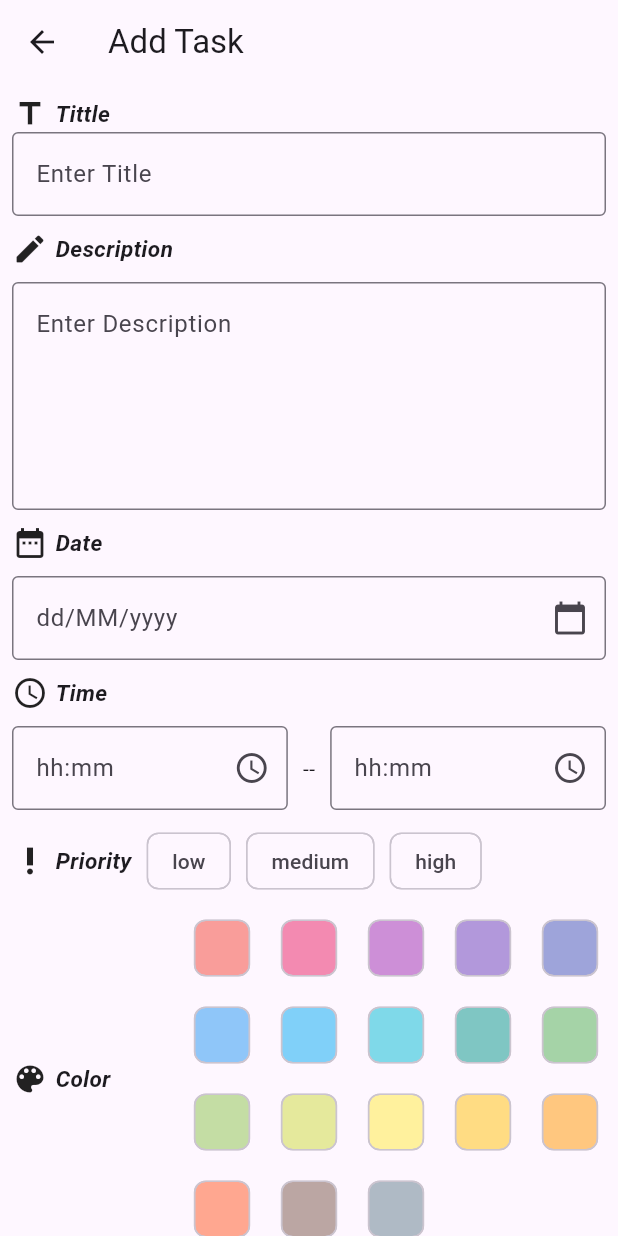
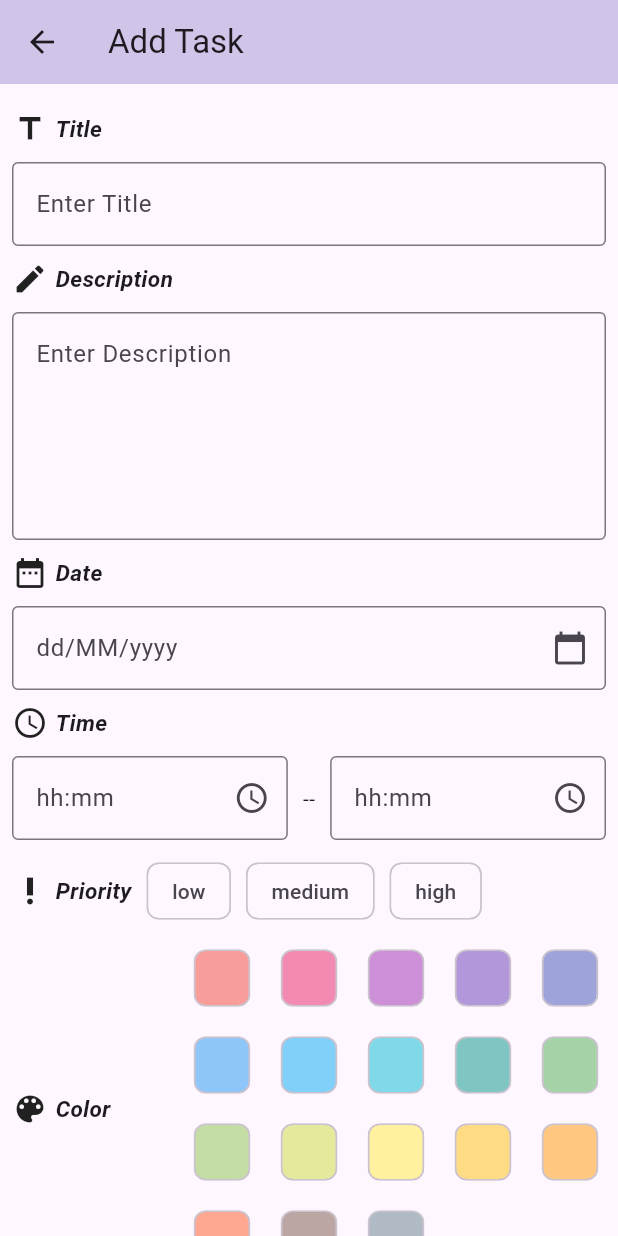
Before and after one commit to annona17/My-Task-Daily, a Flutter app: the screen it shows after launch, after a tap on the "add" icon, on a phone screen of 412 x 824 dp. Run offline on Flutter 3.47's test engine with Material 3 defaults, Android fonts, the phone set to English and light mode, and no system bars; our stand-ins replace bloc, equatable, flutter_bloc, hive, hive_flutter; accounts and stored records are empty.

Commit message:
reformat code

```diff
--- a/lib/bloc/addtask/addtask_bloc.dart
+++ b/lib/bloc/addtask/addtask_bloc.dart
@@ -1,6 +1,5 @@
 import 'dart:async';
 
-import 'package:bloc/bloc.dart';
 import 'package:equatable/equatable.dart';
 import 'package:flutter/material.dart';
 import 'package:flutter_bloc/flutter_bloc.dart';
@@ -16,7 +15,7 @@ part 'addtask_state.dart';
 
 class AddTaskBloc extends Bloc<AddTaskEvent, AddTaskState> {
   late Task _task;
-  AddTaskBloc({Task}) : super(AddTaskState.initial()) {
+  AddTaskBloc({task}) : super(AddTaskState.initial()) {
     on<AddTaskChangeTittle>(_onChangeTitle);
     on<AddTaskChangeDescription>(_onChangeDescription);
     on<AddTaskChangeDate>(_onChangeDate);
@@ -28,7 +27,7 @@ class AddTaskBloc extends Bloc<AddTaskEvent, AddTaskState> {
   }
   FutureOr<void> _onChangeTitle(
       AddTaskChangeTittle event, Emitter<AddTaskState> emit) {
-    emit(state.copyWith(tittle: event.tittle));
+    emit(state.copyWith(title: event.title));
   }
 
   FutureOr<void> _onChangeDescription(
@@ -86,6 +85,6 @@ class AddTaskBloc extends Bloc<AddTaskEvent, AddTaskState> {
   // luu vao hive
   void saveTask() {
     Hive.box<Task>('tasks').put(_task.id, _task);
-    print('Task added successfully!');
+    //print('Task added successfully!');
   }
 }
--- a/lib/bloc/addtask/addtask_event.dart
+++ b/lib/bloc/addtask/addtask_event.dart
@@ -5,10 +5,10 @@ sealed class AddTaskEvent extends Equatable{
 }
 
 final class AddTaskChangeTittle extends AddTaskEvent {
-  final String tittle;
-  const AddTaskChangeTittle(this.tittle);
+  final String title;
+  const AddTaskChangeTittle(this.title);
   @override
-  List<Object> get props => [tittle];
+  List<Object> get props => [title];
 }
 
 final class AddTaskChangeDescription extends AddTaskEvent {
--- a/lib/bloc/addtask/addtask_state.dart
+++ b/lib/bloc/addtask/addtask_state.dart
@@ -42,7 +42,7 @@ class AddTaskState extends Equatable{
   List<Object> get props => [title, description, date, startTime, endTime, priority, status, color];
 
   AddTaskState copyWith({
-    String? tittle,
+    String? title,
     String? description,
     DateTime? date,
     TimeOfDay? startTime,
@@ -54,7 +54,7 @@ class AddTaskState extends Equatable{
     bool? isCompleted
   }) {
     return AddTaskState(
-      title: tittle ?? this.title,
+      title: title ?? this.title,
       description: description ?? this.description,
       date: date ?? this.date,
       startTime: startTime ?? this.startTime,
--- a/lib/bloc/home/home_bloc.dart
+++ b/lib/bloc/home/home_bloc.dart
@@ -81,9 +81,9 @@ class HomeBloc extends Bloc<HomeEvent, HomeState> {
   }
   Future<List<Task>> getTaskByFilter(ViewFilter filter, List<Task> tasks) async {
     switch (filter) {
-      case ViewFilter.Active:
+      case ViewFilter.active:
         return tasks.where((task) => task.status == "Active").toList();
-      case ViewFilter.Completed:
+      case ViewFilter.completed:
         return tasks.where((task) => task.status == "Completed").toList();
       default:
         return tasks;
--- a/lib/bloc/home/home_state.dart
+++ b/lib/bloc/home/home_state.dart
@@ -19,9 +19,9 @@ final class HomeState extends Equatable {
 
   factory HomeState.initial() {
     return HomeState(
-      tasks: [],
+      tasks: const [],
       status: TaskStatus.initial,
-      filter: ViewFilter.All,
+      filter: ViewFilter.all,
       date : DateTime.now(),
     );
   }
--- a/lib/main.dart
+++ b/lib/main.dart
@@ -27,7 +27,7 @@ Future <void> main() async {
       priority: "high",
       color: Colors.red.withOpacity(0.5).value,
     );
-    await Future.delayed(Duration(seconds: 1));
+    await Future.delayed(const Duration(seconds: 1));
     var task2 = Task(
       id: "2",
       title: 'Task 2',
@@ -38,7 +38,7 @@ Future <void> main() async {
       priority: "medium",
       color: Colors.green.withOpacity(0.5).value,
     );
-    await Future.delayed(Duration(seconds: 1));
+    await Future.delayed(const Duration(seconds: 1));
     var task3 = Task(
       id: "3",
       title: 'Task 3',
--- a/lib/screens/add_task/add_task.dart
+++ b/lib/screens/add_task/add_task.dart
@@ -1,4 +1,3 @@
-import 'package:flutter/cupertino.dart';
 import 'package:flutter/material.dart';
 import '../../bloc/addtask/addtask_bloc.dart';
 import 'package:flutter_bloc/flutter_bloc.dart';
@@ -20,8 +19,10 @@ class _AddTaskState extends State<AddTask> {
   Widget build(BuildContext context) {
     return Scaffold(
       appBar: AppBar(
+        backgroundColor: Colors.deepPurple[100],
         title: const Text('Add Task'),
       ),
+
       body: SingleChildScrollView(
         child: Padding(
           padding: const EdgeInsets.all(8.0),
@@ -33,7 +34,7 @@ class _AddTaskState extends State<AddTask> {
                   return Column(
                     crossAxisAlignment: CrossAxisAlignment.start,
                     children: [
-                      const TitleDetail(title: "Tittle", icon: Icon(Icons.title)),
+                      const TitleDetail(title: "Title", icon: Icon(Icons.title)),
                       TextField(
                         onChanged: (value) => bloc.add(AddTaskChangeTittle(value)),
                         decoration: const InputDecoration(
@@ -41,9 +42,7 @@ class _AddTaskState extends State<AddTask> {
                           hintText: 'Enter Title',
                         ),
                       ),
-                      const SizedBox(height: 10), // Add spacing between elements
                       const TitleDetail(title: "Description", icon: Icon(Icons.create_rounded)),
-                      const SizedBox(height: 10),
                       TextField(
                         onChanged: (value) => bloc.add(AddTaskChangeDescription(value)),
                         minLines: 5,
@@ -53,25 +52,20 @@ class _AddTaskState extends State<AddTask> {
                           hintText: 'Enter Description',
                         ),
                       ),
-                      const SizedBox(height: 10),
                       const TitleDetail(title: "Date", icon: Icon(Icons.date_range)),
-                      const SizedBox(height: 10),
                       DatePicker(bloc: bloc),
-                      const SizedBox(height: 10),
                       const TitleDetail(title: "Time", icon: Icon(Icons.access_time)),
-                      const SizedBox(height: 10),
                       Row(
                         children: [
                           Expanded(child: TimePicker(isStartTime: true, bloc: bloc)),
-                          const SizedBox(width: 10),
-                          const Text('--'),
-                          const SizedBox(width: 10),
+                          const Padding(
+                            padding: EdgeInsets.only(left: 10, right: 10),
+                            child: Text('--'),
+                          ),
                           Expanded(child: TimePicker(isStartTime: false, bloc: bloc)),
                         ],
                       ),
-                      const SizedBox(height: 10),
                       Priority(bloc: bloc),
-                      const SizedBox(height: 10),
                       ColorTask(bloc: bloc),
                       const SizedBox(height: 20),
                       Center(
--- a/lib/screens/add_task/widget/color_task.dart
+++ b/lib/screens/add_task/widget/color_task.dart
@@ -1,4 +1,3 @@
-import 'package:flutter/cupertino.dart';
 import 'package:flutter/material.dart';
 import '../../../bloc/addtask/addtask_bloc.dart';
 import 'tittle.dart';
--- a/lib/screens/add_task/widget/date_picker.dart
+++ b/lib/screens/add_task/widget/date_picker.dart
@@ -3,7 +3,7 @@ import '../../../bloc/addtask/addtask_bloc.dart';
 
 class DatePicker extends StatefulWidget {
   final AddTaskBloc bloc;
-  DatePicker({super.key, required this.bloc});
+  const DatePicker({super.key, required this.bloc});
 
   @override
   State<DatePicker> createState() => _DatePickerState();
--- a/lib/screens/add_task/widget/priority_choice.dart
+++ b/lib/screens/add_task/widget/priority_choice.dart
@@ -1,5 +1,4 @@
 import 'package:flutter/material.dart';
-import 'package:flutter_bloc/flutter_bloc.dart';
 import 'package:todoapp/screens/add_task/widget/tittle.dart';
 import '../../../bloc/addtask/addtask_bloc.dart';
 
@@ -11,7 +10,9 @@ class Priority extends StatelessWidget {
 
   @override
   Widget build(BuildContext context) {
-    return Row(
+    return Padding(
+      padding: const EdgeInsets.only(top: 10, bottom: 10),
+      child: Row(
         children: [
           const TitleDetail(title: "Priority", icon: Icon(Icons.priority_high)),
           const SizedBox(width: 10),
@@ -28,6 +29,7 @@ class Priority extends StatelessWidget {
             }).toList(),
           ),
         ],
+      ),
     );
   }
 }
--- a/lib/screens/add_task/widget/time_picker.dart
+++ b/lib/screens/add_task/widget/time_picker.dart
@@ -4,7 +4,7 @@ import '../../../bloc/addtask/addtask_bloc.dart';
 class TimePicker extends StatefulWidget {
   final bool isStartTime; // true if this is the start time, false if this is the end time
   final AddTaskBloc bloc;
-  TimePicker({super.key, required this.isStartTime, required this.bloc});
+  const TimePicker({super.key, required this.isStartTime, required this.bloc});
 
   @override
   State<TimePicker> createState() => _TimePickerState();
--- a/lib/screens/add_task/widget/tittle.dart
+++ b/lib/screens/add_task/widget/tittle.dart
@@ -7,7 +7,9 @@ class TitleDetail extends StatelessWidget {
 
   @override
   Widget build(BuildContext context) {
-    return Row(
+    return Padding(
+      padding: const EdgeInsets.only(top: 10, bottom: 10),
+      child: Row(
         children: [
           icon,
           SizedBox(width: 5),
@@ -20,6 +22,7 @@ class TitleDetail extends StatelessWidget {
             ),
           ),
         ],
+      ),
     );
   }
 }
--- a/lib/screens/home/home.dart
+++ b/lib/screens/home/home.dart
@@ -81,7 +81,7 @@ class _MyHomePageState extends State<MyHomePage> {
                   context.read<HomeBloc>().add(const HomeAddTask());
                 }),
             floatingActionButtonLocation: FloatingActionButtonLocation
-                .endFloat, // This line positions the button at the bottom right corner.
+                .endFloat,
           );
         },
       ),
--- a/lib/screens/home/widgets/view_dropdown.dart
+++ b/lib/screens/home/widgets/view_dropdown.dart
@@ -2,7 +2,7 @@ import 'package:flutter/material.dart';
 
 import '../../../bloc/home/home_bloc.dart';
 
-enum ViewFilter { All, Active, Completed}
+enum ViewFilter { all, active, completed}
 
 class ViewDropdown extends StatefulWidget {
   final HomeBloc bloc;
@@ -13,7 +13,7 @@ class ViewDropdown extends StatefulWidget {
 }
 
 class _ViewDropdownState extends State<ViewDropdown> {
-  ViewFilter _view = ViewFilter.All;
+  ViewFilter _view = ViewFilter.all;
 
   @override
   Widget build(BuildContext context) {
@@ -23,7 +23,7 @@ class _ViewDropdownState extends State<ViewDropdown> {
         return DropdownMenuItem<ViewFilter>(
           value: value,
           child: Text(
-              value.toString().split('.').last,
+              value.toString().split('.').last.inCaps,
               style: const TextStyle(
                 color: Colors.black,
                 fontSize: 13,
@@ -32,12 +32,13 @@ class _ViewDropdownState extends State<ViewDropdown> {
         );
       }).toList(),
       onChanged: (ViewFilter? value) {
-        // setState(() {
-        //   _view = value!;
-        // });
         _view = value!;
         widget.bloc.add(HomeChangeFilter(_view));
       },
     );
   }
 }
+
+extension CapExtension on String {
+  String get inCaps => '${this[0].toUpperCase()}${substring(1)}';
+}
```
Lines whose indentation alone changed are shown as unchanged.
